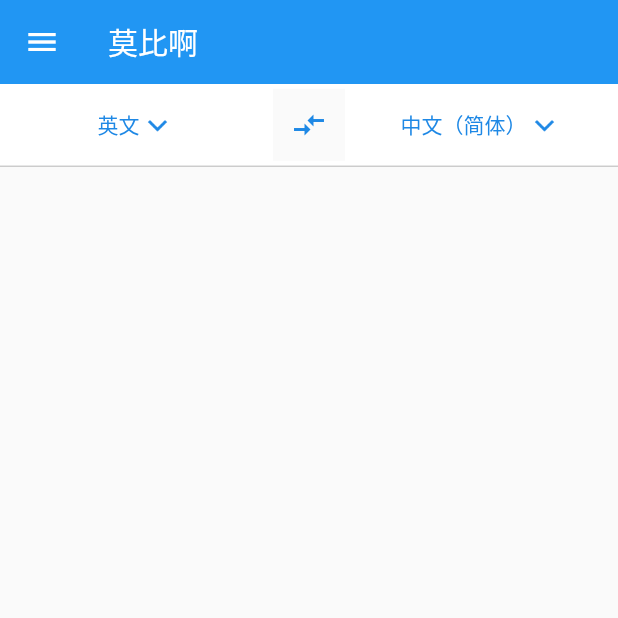
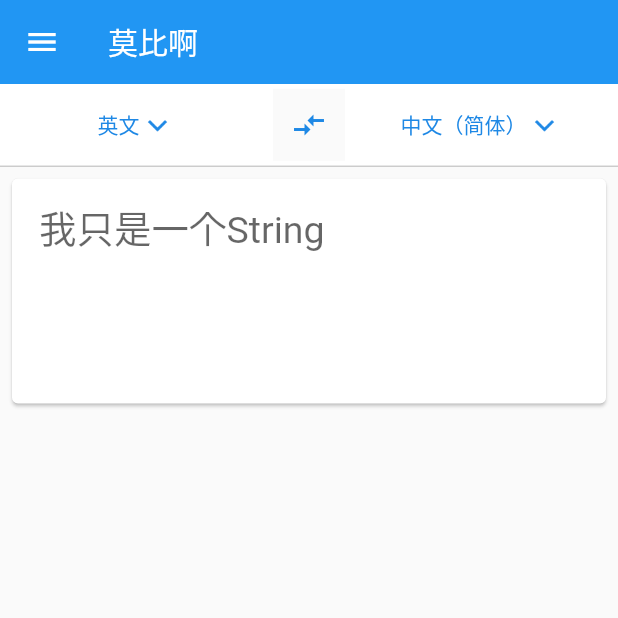
Before and after one commit to starlikerain/flutter_Demos, a Flutter app: the screen it shows after launch, on a phone screen of 412 x 824 dp, the top half of it. Run offline on Flutter 3.47's test engine with Material 2 defaults, Android fonts, the phone set to English and light mode, and no system bars.

Commit message:
中间翻译内容输入区

```diff
--- a/lib/homeIndex.dart
+++ b/lib/homeIndex.dart
@@ -1,6 +1,7 @@
 import 'package:flutter/material.dart';
 import 'package:flutter_fucked_world/bodyPage.dart';
 import 'package:flutter_fucked_world/drawerPage.dart';
+import 'package:flutter_fucked_world/textFieldPage.dart';
 
 class HomeIndex extends StatelessWidget {
   @override
@@ -13,6 +14,7 @@ class HomeIndex extends StatelessWidget {
       body: Column(
         children: <Widget>[
           IndexBody(),
+          TextFieldPage(),
         ],
       ),
       drawer: DrawerPage(),
--- /dev/null
+++ b/lib/textFieldPage.dart
@@ -0,0 +1,53 @@
+import 'package:flutter/material.dart';
+
+class TextFieldPage extends StatefulWidget {
+  @override
+  _TextFieldPageState createState() => _TextFieldPageState();
+}
+
+class _TextFieldPageState extends State<TextFieldPage> {
+  @override
+  Widget build(BuildContext context) {
+    return Card(
+      margin: EdgeInsets.all(8),
+      child: Container(
+        height: 150,
+        child: Column(
+          mainAxisAlignment: MainAxisAlignment.spaceBetween,
+          children: <Widget>[
+            TextFieldDemo(),
+          ],
+        ),
+      ),
+    );
+  }
+}
+
+class TextFieldDemo extends StatelessWidget {
+  @override
+  Widget build(BuildContext context) {
+    return Expanded(
+      child: Container(
+        padding: EdgeInsets.only(
+          top: 2,
+          left: 18,
+          right: 18,
+          bottom: 20,
+        ),
+        child: TextField(
+          decoration: InputDecoration(
+            border: InputBorder.none,
+            hintText: "我只是一个String",
+          ),
+          style: TextStyle(
+            color: Colors.black,
+            fontSize: 25,
+          ),
+          maxLines: 999,
+          cursorColor: Colors.grey[500],
+          cursorWidth: 2,
+        ),
+      ),
+    );
+  }
+}
```
